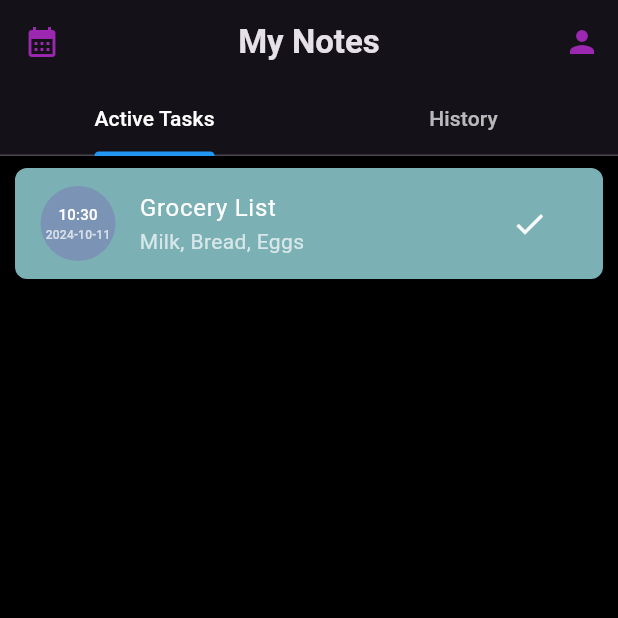
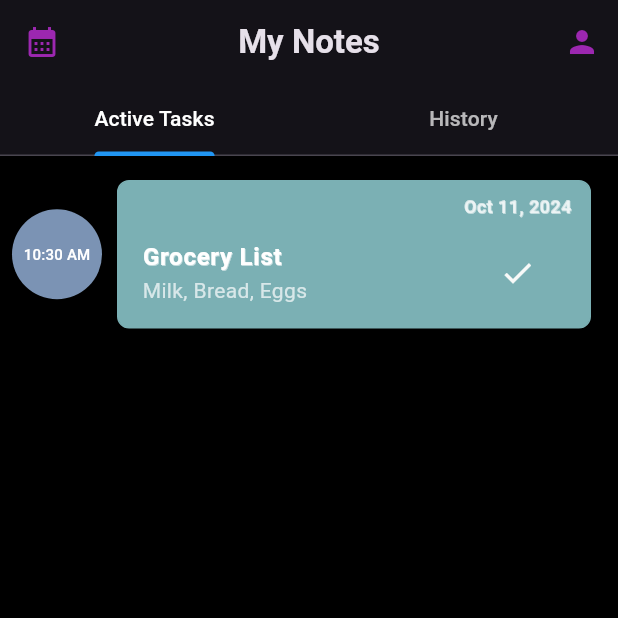
Before and after one commit to Touka-Agra/CountdownEventApplication, a Flutter app: the NotesViewBody screen opened directly, after a tap on the "check" icon, on a phone screen of 412 x 824 dp, the top half of it. Run offline on Flutter 3.47's test engine with Material 3 defaults, Android fonts, the phone set to English and light mode, and no system bars; our stand-ins replace awesome_notifications, curved_navigation_bar, slide_countdown, syncfusion_flutter_calendar; missing offline and left inert: syncfusion_flutter_core.

Commit message:
notes design

```diff
--- a/lib/pages/NotesViewBody.dart
+++ b/lib/pages/NotesViewBody.dart
@@ -108,7 +108,7 @@ class _NotesViewBodyState extends State<NotesViewBody>
               ListTile(
                 title: Text(
                   selectedDateTime != null
-                      ? DateFormat('yyyy-MM-dd – HH:mm')
+                      ? DateFormat('MMM d, y - hh:mm a')
                           .format(selectedDateTime!)
                       : 'Select Date & Time',
                   style: const TextStyle(color: Colors.white),
@@ -172,25 +172,76 @@ class _NotesViewBodyState extends State<NotesViewBody>
         controller: _tabController,
         children: [
           // Active Tasks Tab
-          ListView.builder(
+          Padding(
+            padding: const EdgeInsets.all(8.0),
+            child: ListView.builder(
               itemCount: notesProvider.activeNotes.length,
               itemBuilder: (context, index) {
                 return GestureDetector(
                   onDoubleTap: () => _editNoteAt(context, index),
                   child: Dismissible(
+                    direction: DismissDirection.endToStart,
+                    background: Container(
+                      decoration: BoxDecoration(
+                          borderRadius: BorderRadius.circular(15),
+                          gradient: LinearGradient(
+                            colors: [Colors.redAccent, Colors.red[800]!],
+                            begin: Alignment.centerLeft,
+                            end: Alignment.centerRight,
+                          ),
+                          boxShadow: const [
+                            BoxShadow(
+                                color: Colors.amber,
+                                blurRadius: 10,
+                                offset: Offset(0, 3)),
+                          ]),
+                      child: const Padding(
+                        padding: EdgeInsets.all(8.0),
+                        child: Row(
+                          mainAxisAlignment: MainAxisAlignment.end,
+                          children: [
+                            Icon(Icons.delete, color: Colors.white, size: 28),
+                            SizedBox(width: 8),
+                            Text(
+                              "Delete",
+                              style: TextStyle(
+                                color: Colors.white,
+                                fontSize: 18,
+                                fontWeight: FontWeight.bold,
+                              ),
+                            ),
+                          ],
+                        ),
+                      ),
+                    ),
                     key: Key(notesProvider.activeNotes[index]['title']),
                     onDismissed: (direction) {
                       notesProvider.deleteNoteAt(index);
                       // Optionally show a snackbar or some confirmation here
                     },
+                    child: Row(
+                      children: [
+                        CircleAvatar(
+                          radius: 30, // Reduced radius for a smaller avatar
+                          backgroundColor: Color.fromARGB(255, 123, 147, 180),
+                          child: Text(
+                            DateFormat('hh:mm a').format(
+                                notesProvider.activeNotes[index]['time']),
+                            style: const TextStyle(
+                              color: Colors.white,
+                              fontSize: 10, // Reduced font size for time
+                            ),
+                          ),
+                        ),
+                        Expanded(
                           child: Container(
-                    margin:
-                        const EdgeInsets.symmetric(vertical: 8, horizontal: 10),
+                            margin: const EdgeInsets.symmetric(
+                                vertical: 8, horizontal: 10),
                             decoration: BoxDecoration(
                               color: Color.fromARGB(255, 123, 176, 180),
                               borderRadius: BorderRadius.circular(8),
-                      border:
-                          Border.all(color: Color.fromARGB(255, 123, 176, 180)),
+                              border: Border.all(
+                                  color: Color.fromARGB(255, 123, 176, 180)),
                               boxShadow: const [
                                 BoxShadow(
                                   color: Colors.black26,
@@ -199,39 +250,45 @@ class _NotesViewBodyState extends State<NotesViewBody>
                                 ),
                               ],
                             ),
-                    child: ListTile(
-                      leading: CircleAvatar(
-                        radius: 25, // Reduced radius for a smaller avatar
-                        backgroundColor: Color.fromARGB(255, 123, 147, 180),
                             child: Column(
-                          mainAxisAlignment: MainAxisAlignment.center,
+                              crossAxisAlignment: CrossAxisAlignment.end,
                               children: [
-                            Text(
-                              DateFormat('HH:mm').format(
-                                  notesProvider.activeNotes[index]['time']),
+                                Padding(
+                                  padding: const EdgeInsets.only(
+                                      top: 8.0, right: 12),
+                                  child: Text(
+                                    DateFormat('MMM d, y').format(notesProvider
+                                        .activeNotes[index]['time']),
+                                    style: const TextStyle(
+                                        fontWeight: FontWeight.bold,
+                                        color: Colors.white70,
+                                        fontSize: 12,
+                                        shadows: [
+                                          Shadow(
+                                              color: Colors.white54,
+                                              offset: Offset(0.5, 0.5))
+                                        ]
+                                        //fontSize: 8,
+                                        ),
+                                  ),
+                                ),
+                                ListTile(
+                                  title: Text(
+                                    notesProvider.activeNotes[index]['title'],
                                     style: const TextStyle(
                                         color: Colors.white,
-                                fontSize: 10, // Reduced font size for time
-                              ),
-                            ),
-                            Text(
-                              DateFormat('yyyy-MM-dd').format(
-                                  notesProvider.activeNotes[index]['time']),
-                              style: const TextStyle(
-                                color: Colors.white70,
-                                fontSize: 8, // Reduced font size for date
-                              ),
-                            ),
-                          ],
-                        ),
-                      ),
-                      title: Text(
-                        notesProvider.activeNotes[index]['title'],
-                        style: const TextStyle(color: Colors.white),
+                                        fontWeight: FontWeight.bold,
+                                        shadows: [
+                                          Shadow(
+                                              color: Colors.white54,
+                                              offset: Offset(0.5, 0.5))
+                                        ]),
                                   ),
                                   subtitle: Text(
-                        notesProvider.activeNotes[index]['subtitle'],
-                        style: const TextStyle(color: Colors.white70),
+                                    notesProvider.activeNotes[index]
+                                        ['subtitle'],
+                                    style:
+                                        const TextStyle(color: Colors.white70),
                                   ),
                                   trailing: IconButton(
                                     icon: const Icon(
@@ -243,17 +300,40 @@ class _NotesViewBodyState extends State<NotesViewBody>
                                     },
                                   ),
                                 ),
+                              ],
+                            ),
+                          ),
+                        ),
+                      ],
                     ),
                   ),
                 );
               },
             ),
+          ),
 
           // History Tab
-          ListView.builder(
+          Padding(
+            padding: const EdgeInsets.all(8.0),
+            child: ListView.builder(
               itemCount: notesProvider.historyNotes.length,
               itemBuilder: (context, index) {
-              return Container(
+                return Row(
+                  children: [
+                    CircleAvatar(
+                      radius: 30, // Reduced radius for a smaller avatar
+                      backgroundColor: Color.fromARGB(255, 123, 147, 180),
+                      child: Text(
+                        DateFormat('hh:mm a').format(
+                            notesProvider.historyNotes[index]['time']),
+                        style: const TextStyle(
+                          color: Colors.white,
+                          fontSize: 10, // Reduced font size for time
+                        ),
+                      ),
+                    ),
+                    Expanded(
+                      child: Container(
                         margin: const EdgeInsets.symmetric(vertical: 8, horizontal: 10),
                         decoration: BoxDecoration(
                           color: Color.fromARGB(255, 180, 180, 180),
@@ -267,35 +347,39 @@ class _NotesViewBodyState extends State<NotesViewBody>
                             ),
                           ],
                         ),
-                child: ListTile(
-                  leading: CircleAvatar(
-                    radius: 25, // Reduced radius for a smaller avatar
-                    backgroundColor: Color.fromARGB(255, 123, 147, 180),
                         child: Column(
-                      mainAxisAlignment: MainAxisAlignment.center,
+                          crossAxisAlignment: CrossAxisAlignment.end,
                           children: [
-                        Text(
-                          DateFormat('HH:mm').format(
-                              notesProvider.historyNotes[index]['time']),
+                            Padding(
+                                  padding: const EdgeInsets.only(
+                                      top: 8.0, right: 12),
+                                  child: Text(
+                                    DateFormat('MMM d, y').format(notesProvider
+                                        .activeNotes[index]['time']),
+                                    style: const TextStyle(
+                                        fontWeight: FontWeight.bold,
+                                        color: Colors.white70,
+                                        fontSize: 12,
+                                        shadows: [
+                                          Shadow(
+                                              color: Colors.white54,
+                                              offset: Offset(0.5, 0.5))
+                                        ]
+                                        //fontSize: 8,
+                                        ),
+                                  ),
+                                ),
+                            ListTile(
+                              title: Text(
+                                notesProvider.historyNotes[index]['title'],
                                 style: const TextStyle(
                                         color: Colors.white,
-                            fontSize: 10, // Reduced font size for time
-                          ),
-                        ),
-                        Text(
-                          DateFormat('yyyy-MM-dd').format(
-                              notesProvider.historyNotes[index]['time']),
-                          style: const TextStyle(
-                            color: Colors.white70,
-                            fontSize: 8, // Reduced font size for date
-                          ),
-                        ),
-                      ],
-                    ),
-                  ),
-                  title: Text(
-                    notesProvider.historyNotes[index]['title'],
-                    style: const TextStyle(color: Colors.white),
+                                        fontWeight: FontWeight.bold,
+                                        shadows: [
+                                          Shadow(
+                                              color: Colors.white54,
+                                              offset: Offset(0.5, 0.5))
+                                        ])
                               ),
                               subtitle: RichText(
                                 text: TextSpan(
@@ -307,9 +391,9 @@ class _NotesViewBodyState extends State<NotesViewBody>
                                     ),
                                     if (notesProvider.historyNotes[index]['subtitle']
                                         .contains("Not yet"))
-                          TextSpan(
+                                      const TextSpan(
                                         text: "   Not yet",
-                            style: const TextStyle(
+                                        style:  TextStyle(
                                             color: Colors.red), // Color for "Not yet"
                                       )
                                     else if (notesProvider.historyNotes[index]['subtitle']
@@ -331,8 +415,14 @@ class _NotesViewBodyState extends State<NotesViewBody>
                                 onPressed: () => notesProvider.restoreNoteAt(index),
                               ),
                             ),
+                          ],
+                        ),
+                      ),
+                    ),
+                  ],
                 );
               },
+            ),
           )
         ],
       ),
```
Lines whose indentation alone changed are shown as unchanged.
